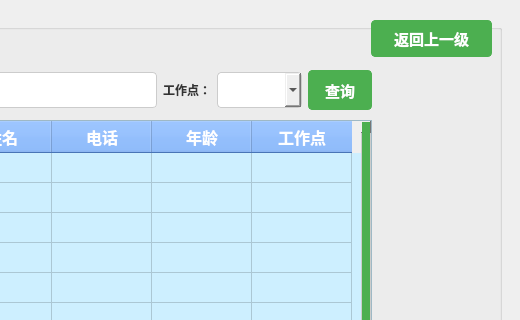
Qt form modules/admin/admin_manage_postman.ui (gfzyl/Parcel-System) before a commit; both pictures show x 389 to 909 and y 0 to 320 of the 909 by 748 pixel window.
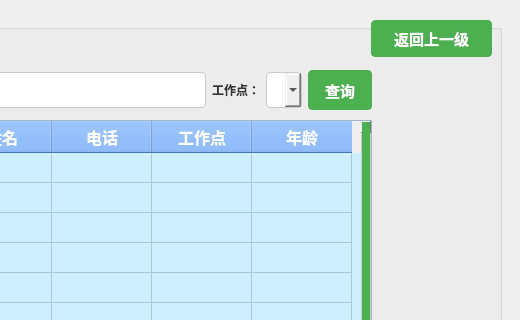
The same form after that commit.

What changed in the file:
```diff
--- a/modules/admin/admin_manage_postman.ui
+++ b/modules/admin/admin_manage_postman.ui
@@ -203,12 +203,12 @@
     </column>
     <column>
      <property name="text">
-      <string>年龄</string>
+      <string>工作点</string>
      </property>
     </column>
     <column>
      <property name="text">
-      <string>工作点</string>
+      <string>年龄</string>
      </property>
     </column>
    </widget>
@@ -253,7 +253,13 @@
       </widget>
      </item>
      <item>
-      <widget class="QComboBox" name="workCity_2"/>
+      <widget class="QComboBox" name="workCityBox">
+       <item>
+        <property name="text">
+         <string/>
+        </property>
+       </item>
+      </widget>
      </item>
      <item>
       <widget class="QPushButton" name="searchBtn_2">
```
Left out of the diff: 8 changed lines with no effect on the pictures.
